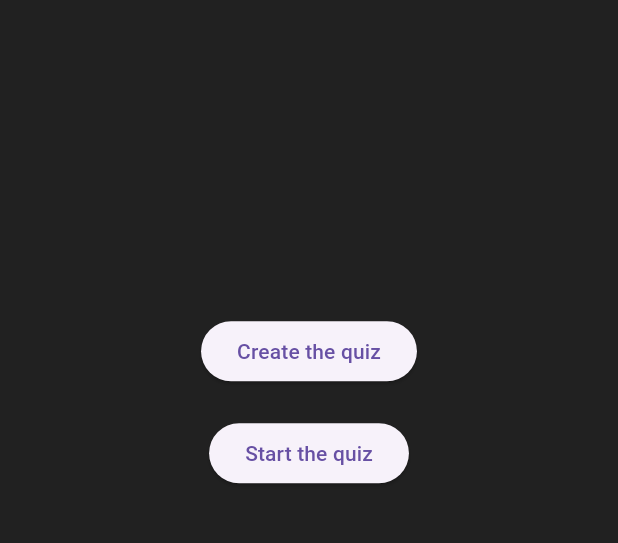
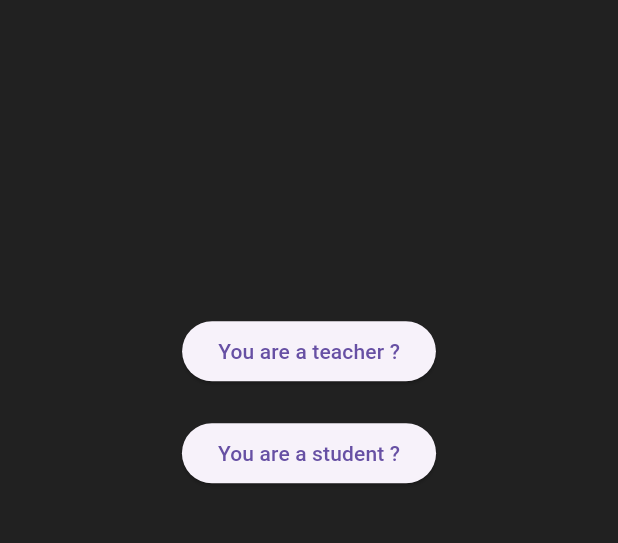
Before and after one commit to tienluan02/quizzler, a Flutter app: the screen it shows after launch, on a phone screen of 412 x 824 dp, the part 557-1100 px from its top. Run offline on Flutter 3.47's test engine with Material 3 defaults, Android fonts, the phone set to English and light mode, and no system bars.

Commit message:
create a student/teacher status

```diff
--- a/quizzlerapp/lib/main.dart
+++ b/quizzlerapp/lib/main.dart
@@ -85,7 +85,7 @@ class HomePage extends StatelessWidget {
                       builder: (context) => const CreateQuestion()),
                 );
               },
-              child: const Text('Create the quiz'),
+              child: const Text('You are a teacher ?'),
             ),
           ),
           Padding(
@@ -99,7 +99,7 @@ class HomePage extends StatelessWidget {
                   ),
                 );
               },
-              child: const Text('Start the quiz'),
+              child: const Text('You are a student ?'),
             ),
           ),
         ],
@@ -211,7 +211,7 @@ class _studentNameState extends State<studentName> {
                       builder: (context) => const CreateQuestion()),
                 );
               },
-              child: const Text('Create the quiz'),
+              child: const Text('Enter the quiz'),
             ),
           ),
         ],
```
